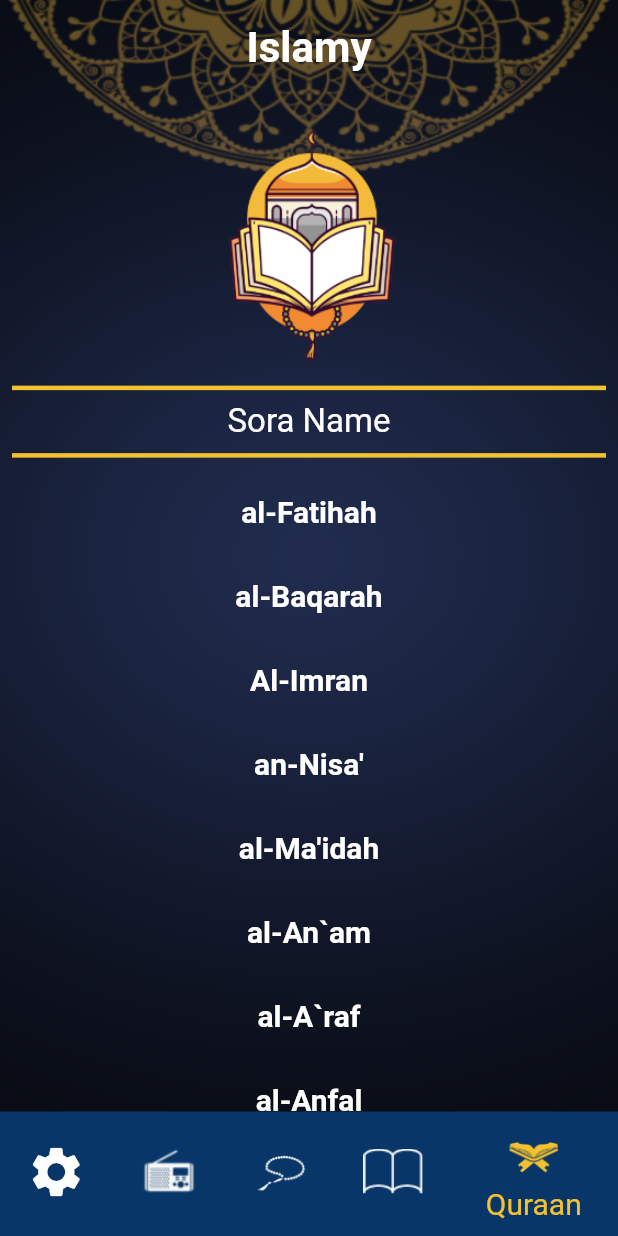
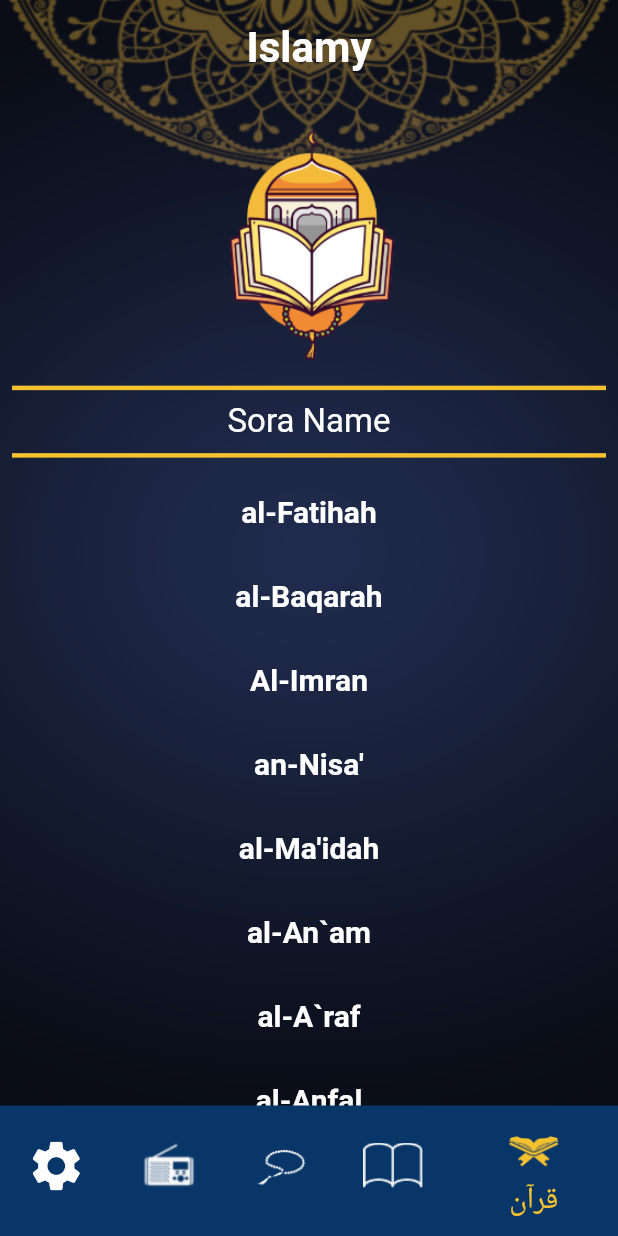
Before and after one commit to Youssef-Bassem/IslamiApp, a Flutter app: the screen it shows after launch, on a phone screen of 412 x 824 dp. Run offline on Flutter 3.47's test engine with Material 2 defaults, Android fonts, the phone set to English and light mode, and no system bars; our stand-ins replace shared_preferences; generated files the repository leaves out were written again.

Commit message:
Make Localization in the Nav Bar

```diff
--- a/lib/Main.dart
+++ b/lib/Main.dart
@@ -66,7 +66,7 @@ class _MyAppState extends State<MyApp> {
                   provider.isDarkModeEnabled() ? darkIconColor : Colors.black,
               items: [
                 BottomNavigationBarItem(
-                  label: 'Settings',
+                  label: provider.currentLanguage=='en'? 'Settings' : 'الاعدادات',
                   icon: Icon(
                     Icons.settings,
                     size: 40,
@@ -80,10 +80,10 @@ class _MyAppState extends State<MyApp> {
                           ? darkIconColor
                           : Colors.black),
                 ),
-                myNavigationBarItem('Radio', 'assets/radio.png'),
-                myNavigationBarItem('Tasbeh', 'assets/sebha.png'),
-                myNavigationBarItem('Ahades', 'assets/ahades.png'),
-                myNavigationBarItem('Quraan', 'assets/quraan.png'),
+                myNavigationBarItem(provider.currentLanguage=='en'? 'Radio' : 'راديو', 'assets/radio.png'),
+                myNavigationBarItem(provider.currentLanguage=='en'? 'Tasbeh' : 'تسبيح', 'assets/sebha.png'),
+                myNavigationBarItem(provider.currentLanguage=='en'? 'Ahades' : 'أحاديث', 'assets/ahades.png'),
+                myNavigationBarItem(provider.currentLanguage=='en'? 'Quraan' : 'قرآن', 'assets/quraan.png'),
               ],
               onTap: (index) {
                 setState(() {
```
